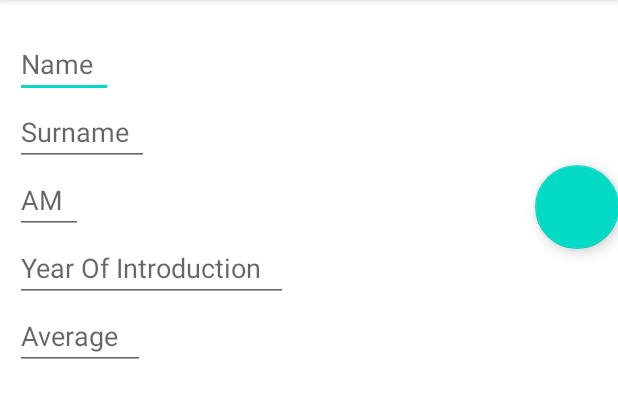
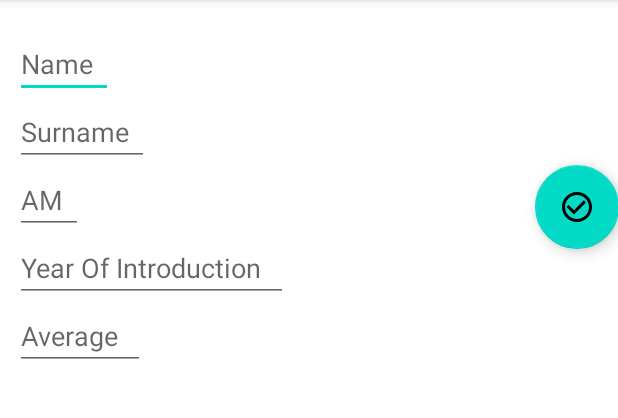
Before and after one commit to Christina-Kontogiorgi/Students, an Android app: the screen it shows after launch (MainActivity), on a phone screen of 412 x 824 dp, the part 84-502 px from its top. Run offline under Robolectric (Android 15) with nearby library versions, the phone set to English and light mode, and no system bars.

Commit message:
icon on fab

```diff
--- a/app/src/main/res/layout/activity_main.xml
+++ b/app/src/main/res/layout/activity_main.xml
@@ -62,7 +62,8 @@
         android:layout_height="wrap_content"
         app:layout_constraintStart_toEndOf="@id/data"
         app:layout_constraintTop_toTopOf="parent"
-        android:layout_marginTop="110dp"/>
+        android:layout_marginTop="110dp"
+        android:src="@drawable/baseline_check_circle_outline_24"/>
     <TextView
         android:id="@+id/text"
         android:layout_width="match_parent"
```
